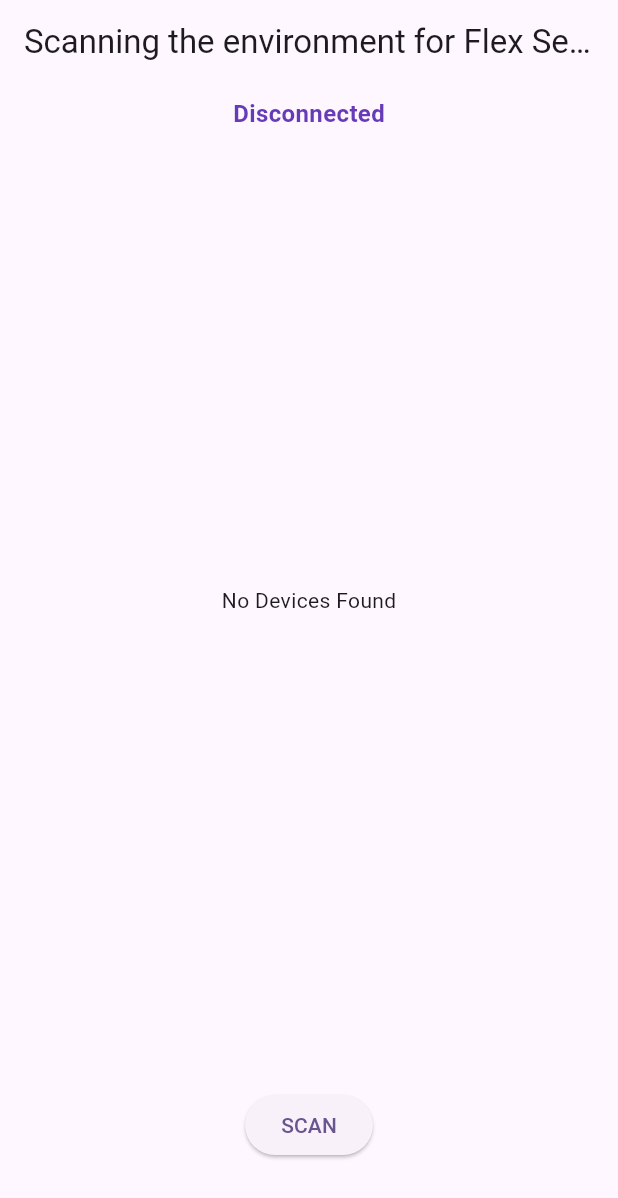
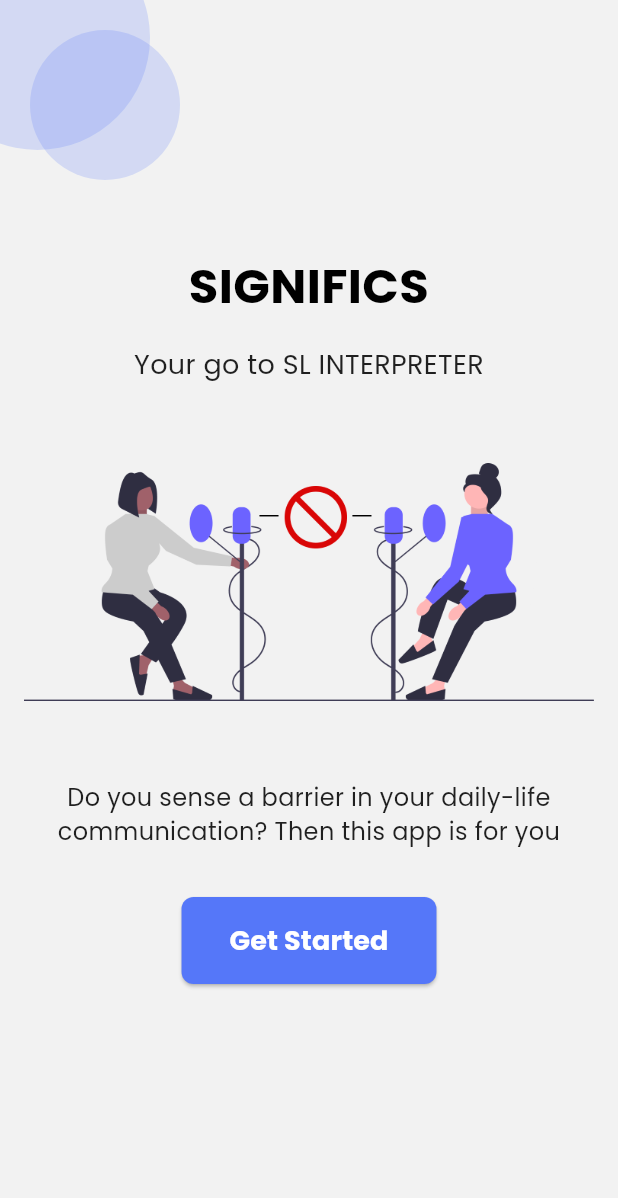
Before and after one commit to rAdvirtua/flutter-flexsensor-app, a Flutter app: the screen it shows after launch, on a phone screen of 412 x 824 dp. Shown: the top 1198 px of the screen. Run offline on Flutter 3.47's test engine with Material 3 defaults, Android fonts, the light colour scheme and no system bars; our stand-ins replace flutter_blue_plus, get.

Commit message:
new pages

```diff
--- a/significs/lib/main.dart
+++ b/significs/lib/main.dart
@@ -1,6 +1,7 @@
 import 'package:flutter/material.dart';
 import 'package:get/get.dart';
-import 'ble_controller.dart'; // Adjusted the import path to match the local file structure
+import 'ble_controller.dart' hide WelcomePage;
+import 'pages/welcome.dart'; // Import the Welcome Page
 
 void main() {
   runApp(const MyApp());
@@ -17,7 +18,11 @@
         colorScheme: ColorScheme.fromSeed(seedColor: Colors.deepPurple),
         useMaterial3: true,
       ),
-      home: const MyHomePage(),
+      initialRoute: '/welcome', // Set the Welcome Page as the initial route
+      getPages: [
+        GetPage(name: '/welcome', page: () => const WelcomePage()),
+        GetPage(name: '/main', page: () => const MyHomePage()),
+      ],
     );
   }
 }
--- /dev/null
+++ b/significs/lib/pages/welcome.dart
@@ -0,0 +1,114 @@
+import 'package:flutter/material.dart';
+import 'package:get/get.dart';
+
+class WelcomePage extends StatelessWidget {
+  const WelcomePage({Key? key}) : super(key: key);
+
+  @override
+  Widget build(BuildContext context) {
+    return Scaffold(
+      backgroundColor: const Color(0xFFF2F2F2), // Background color
+      body: Stack(
+        children: [
+          // Top-left decorative circles with transparency
+          Positioned(
+            top: -50,
+            left: -50,
+            child: Container(
+              width: 150,
+              height: 150,
+              decoration: BoxDecoration(
+                color: const Color(0xFF5577F9).withAlpha(51), // Circle color with transparency (20% opacity)
+                shape: BoxShape.circle,
+              ),
+            ),
+          ),
+          Positioned(
+            top: 20,
+            left: 20,
+            child: Container(
+              width: 100,
+              height: 100,
+              decoration: BoxDecoration(
+                color: const Color(0xFF5577F9).withAlpha(51), // Circle color with transparency (20% opacity)
+                shape: BoxShape.circle,
+              ),
+            ),
+          ),
+          Padding(
+            padding: const EdgeInsets.all(16.0),
+            child: Column(
+              mainAxisAlignment: MainAxisAlignment.center,
+              children: [
+                const Text(
+                  "SIGNIFICS",
+                  style: TextStyle(
+                    fontFamily: "Poppins", // Font family
+                    fontSize: 32,
+                    fontWeight: FontWeight.bold,
+                    color: Colors.black,
+                  ),
+                  textAlign: TextAlign.center,
+                ),
+                const SizedBox(height: 16),
+                const Text(
+                  "Your go to SL INTERPRETER",
+                  style: TextStyle(
+                    fontFamily: "Poppins", // Font family
+                    fontSize: 18,
+                    fontWeight: FontWeight.w400,
+                    color: Colors.black87,
+                  ),
+                  textAlign: TextAlign.center,
+                ),
+                const SizedBox(height: 32),
+                // Add the logo image here
+                Image.asset(
+                  'assets/images/logo.png', // Path to your image
+                  height: 200,
+                  width: double.infinity,
+                  fit: BoxFit.contain, // Adjust how the image fits in the container
+                ),
+                const SizedBox(height: 32),
+                const Text(
+                  "Do you sense a barrier in your daily-life communication? "
+                  "Then this app is for you",
+                  style: TextStyle(
+                    fontFamily: "Poppins", // Font family
+                    fontSize: 16,
+                    fontWeight: FontWeight.w400,
+                    color: Colors.black87,
+                  ),
+                  textAlign: TextAlign.center,
+                ),
+                const SizedBox(height: 32),
+                ElevatedButton(
+                  onPressed: () {
+                    // Navigate to main.dart
+                    Get.offAllNamed('/main');
+                  },
+                  style: ElevatedButton.styleFrom(
+                    backgroundColor: const Color(0xFF5577F9), // Button color
+                    padding: const EdgeInsets.symmetric(horizontal: 32, vertical: 16),
+                    shape: RoundedRectangleBorder(
+                      borderRadius: BorderRadius.circular(8),
+                    ),
+                  ),
+                  child: const Text(
+                    "Get Started",
+                    style: TextStyle(
+                      fontFamily: "Poppins", // Font family
+                      fontSize: 18,
+                      fontWeight: FontWeight.bold,
+                      color: Colors.white,
+                    ),
+                  ),
+                ),
+              ],
+            ),
+          ),
+        ],
+      ),
+    );
+  }
+}
```
Also changed, not shown: significs/lib/ble_controller.dart (+114 -2 lines), significs/lib/device_data_page.dart (deleted, +0 -47 lines), significs/lib/pages/device_data_page.dart (added, +86 -0 lines), significs/lib/pages/main_application_page.dart (added, +93 -0 lines), significs/pubspec.yaml (+9 -0 lines), significs/assets/fonts/Poppins-Bold.ttf (added), significs/assets/fonts/Poppins-Regular.ttf (added), significs/assets/images/logo.png (added), significs/pubspec.lock, 2 other files.
